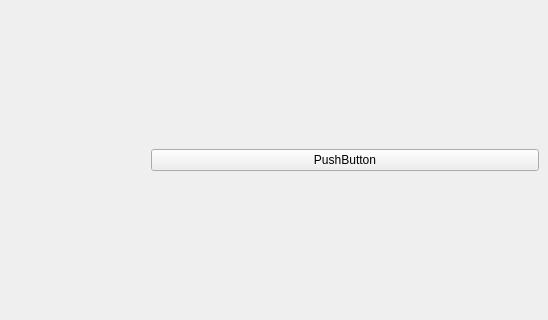
Old version of the form osg/move-btn-animate/mainwindow.ui in the repository HOOSHANKAVOSHBORNA/QTMAP3D-SAMPLE; both pictures show x 252 to 800 and y 140 to 460 of the 800 by 600 pixel window.
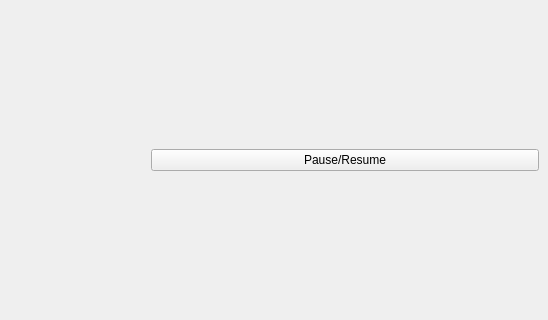
New version of the form.

```diff
--- a/osg/move-btn-animate/mainwindow.ui
+++ b/osg/move-btn-animate/mainwindow.ui
@@ -18,7 +18,10 @@
     <item row="1" column="1">
      <widget class="QPushButton" name="pushButton">
       <property name="text">
-       <string>PushButton</string>
+       <string>Pause/Resume</string>
+      </property>
+      <property name="checkable">
+       <bool>true</bool>
       </property>
      </widget>
     </item>
```
